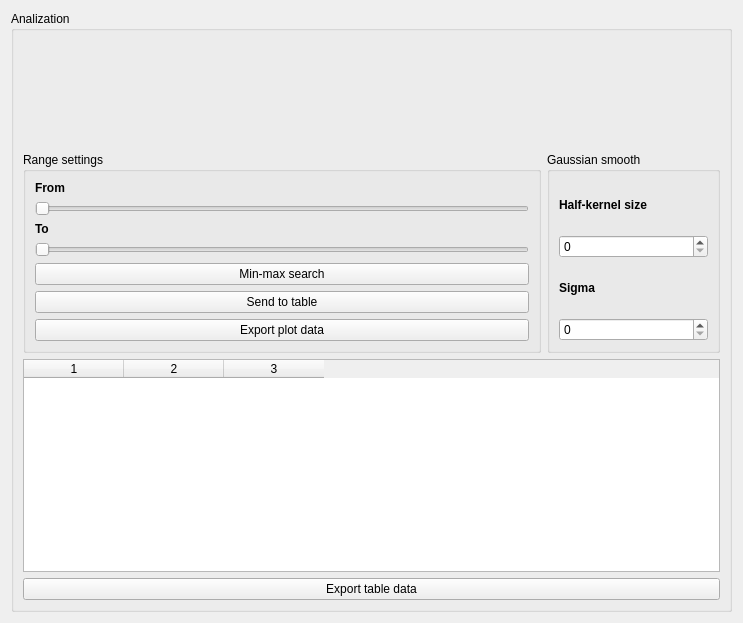
Old version of the form analyzationform.ui in the repository szazdenes/heatCam.
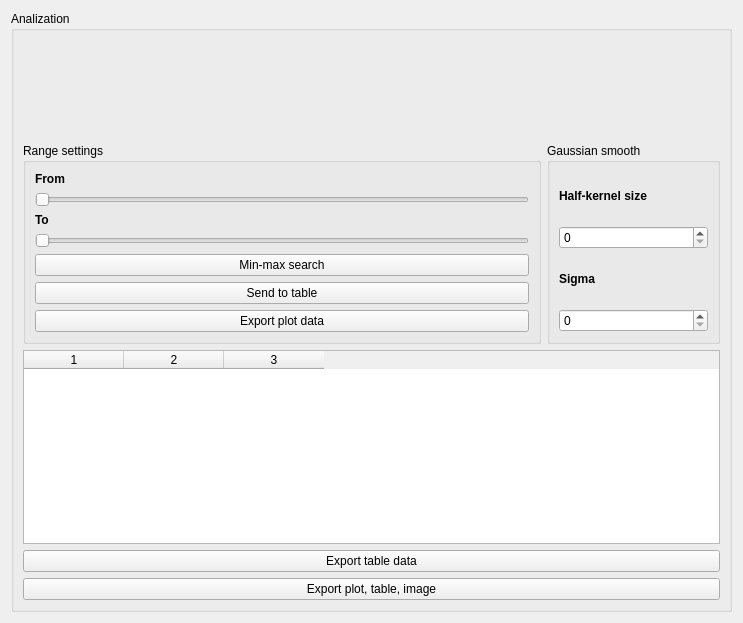
New version of the form. Custom widgets are drawn as their Qt base class.

Commit message: unified export all button and functionality created

```diff
--- a/analyzationform.ui
+++ b/analyzationform.ui
@@ -19,7 +19,7 @@
      <property name="title">
       <string>Analization</string>
      </property>
-     <layout class="QGridLayout" name="gridLayout_3" rowstretch="1,1,2,0" columnstretch="3,1">
+     <layout class="QGridLayout" name="gridLayout_3" rowstretch="1,1,2,0,0" columnstretch="3,1">
       <item row="1" column="0">
        <widget class="QGroupBox" name="groupBox_2">
         <property name="title">
@@ -180,6 +180,13 @@
         </property>
        </widget>
       </item>
+      <item row="4" column="0" colspan="2">
+       <widget class="QPushButton" name="exportAllPushButton">
+        <property name="text">
+         <string>Export plot, table, image</string>
+        </property>
+       </widget>
+      </item>
      </layout>
     </widget>
    </item>
```
The commit also changes 4 other files.
